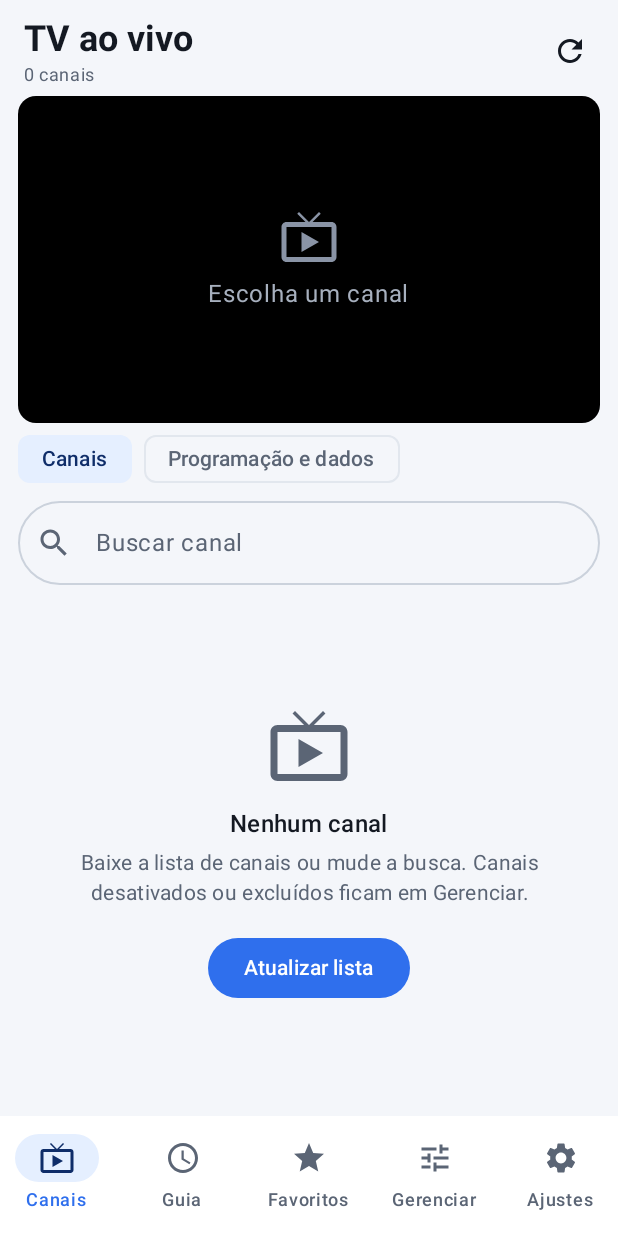
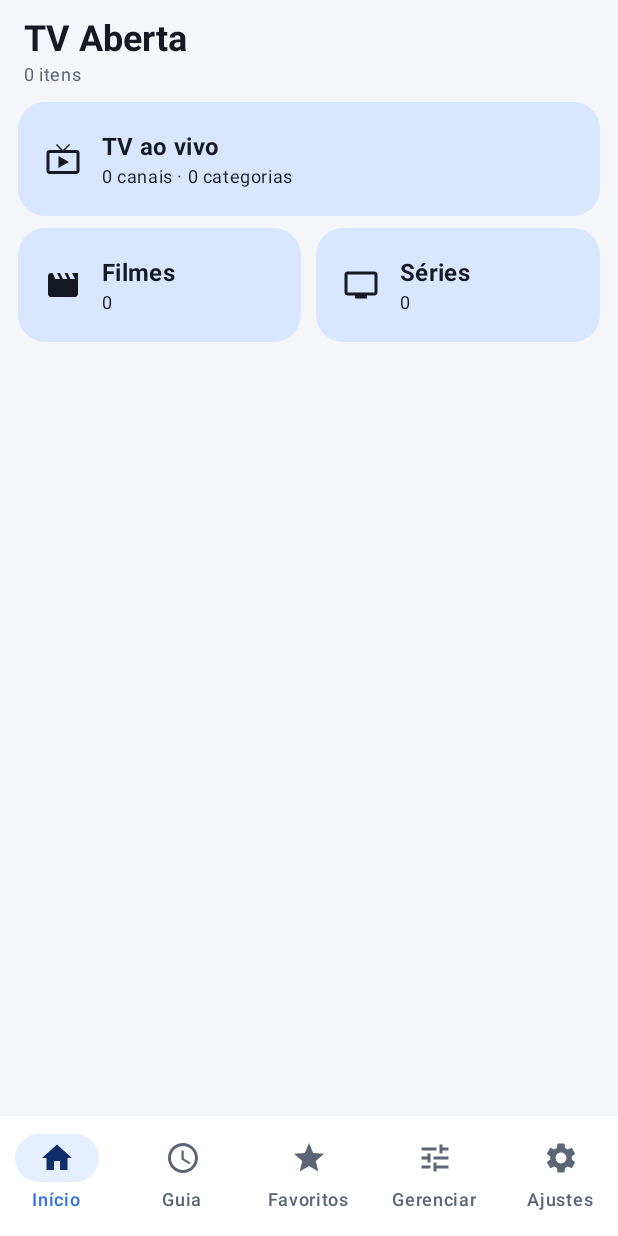
Before and after one commit to willianwrr1-oss/tv_online, an Android app built with Jetpack Compose: the screen it shows after launch (MainActivity), on a phone screen of 412 x 824 dp. Run offline under Robolectric (Android 15) with nearby library versions, the phone set to English and light mode, and no system bars; pictures from the network do not load.

Commit message:
Add files via upload

```diff
--- a/app/build.gradle.kts
+++ b/app/build.gradle.kts
@@ -20,7 +20,7 @@ android {
         targetSdk = 34
         // Sobe a cada execução do GitHub Actions, para o Android aceitar a atualização por cima.
         versionCode = maxOf(1, runNumber)
-        versionName = "1.10.0"
+        versionName = "1.11.0"
 
         val fmt = SimpleDateFormat("dd/MM/yyyy HH:mm")
         fmt.timeZone = TimeZone.getTimeZone("America/Sao_Paulo")
--- a/app/src/main/java/com/willian/tvaberta/MainViewModel.kt
+++ b/app/src/main/java/com/willian/tvaberta/MainViewModel.kt
@@ -37,6 +37,8 @@ import kotlinx.coroutines.flow.stateIn
 import kotlinx.coroutines.launch
 import kotlinx.coroutines.withContext
 
+class HomeCounts(val live: Int, val liveCats: Int, val movies: Int, val series: Int)
+
 class UiEvent(
     val text: String,
     val actionLabel: String? = null,
@@ -57,44 +59,57 @@ class MainViewModel(app: Application) : AndroidViewModel(app) {
     var fullscreen by mutableStateOf(false)
     var previewMode by mutableStateOf(false)
     var liveGroup by mutableStateOf<String?>(null)
+    var liveSub by mutableStateOf<String?>(null)
+    var area by mutableStateOf<Int?>(null)
     var renameTarget by mutableStateOf<ChannelItem?>(null)
     var pendingDelete by mutableStateOf<List<String>>(emptyList())
 
-    private class LiveKey(val hideGeo: Boolean, val hideN247: Boolean, val sortMode: Int)
+    private class LiveKey(val hideGeo: Boolean, val hideN247: Boolean, val sortMode: Int, val kind: Int?)
 
     private class LiveParams(val ready: Boolean, val key: LiveKey, val q: String, val org: String?)
 
-    private class OpenPage(val id: String?, val items: List<com.willian.tvaberta.data.Channel>, val more: Boolean)
+    private class OpenPage(
+        val top: String?,
+        val id: String?,
+        val items: List<Channel>,
+        val more: Boolean,
+        val seasons: List<Pair<Int, Int>>,
+    )
 
     private val pageSize = 300
     private val groupLimit = MutableStateFlow<Pair<String?, Int>>(Pair(null, pageSize))
 
-    private val liveKey = SettingsStore.flow
-        .map { LiveKey(it.hideGeoBlocked, it.hideNot247, it.sortMode) }
-        .distinctUntilChanged { a, b -> a.hideGeo == b.hideGeo && a.hideN247 == b.hideN247 && a.sortMode == b.sortMode }
+    private val liveKey = combine(SettingsStore.flow, snapshotFlow { area }) { st, a ->
+        LiveKey(st.hideGeoBlocked, st.hideNot247, st.sortMode, a)
+    }.distinctUntilChanged { a, b ->
+        a.hideGeo == b.hideGeo && a.hideN247 == b.hideN247 && a.sortMode == b.sortMode && a.kind == b.kind
+    }
 
     @OptIn(kotlinx.coroutines.FlowPreview::class)
     private val liveParams = combine(Repo.ready, Repo.dataVersion, liveKey, query.debounce(200), origin) { r, _, k, q, o ->
         LiveParams(r, k, q.trim(), o)
     }
 
-    private fun fltOf(p: LiveParams, src: String?): Flt =
-        Flt(hideGeo = p.key.hideGeo, hideN247 = p.key.hideN247, src = src, q = p.q.ifEmpty { null })
+    private fun fltOf(p: LiveParams, src: String?, useKind: Boolean = true): Flt =
+        Flt(
+            hideGeo = p.key.hideGeo, hideN247 = p.key.hideN247, src = src, q = p.q.ifEmpty { null },
+            kind = if (useKind) p.key.kind else null
+        )
 
     @OptIn(kotlinx.coroutines.ExperimentalCoroutinesApi::class)
     private val liveHead: StateFlow<LiveHead?> = liveParams
         .mapLatest { p ->
-            if (!p.ready) null
-            else withContext(Dispatchers.Default) { buildLiveHead(SettingsStore.value, p.q, p.org) }
+            if (!p.ready || p.key.kind == null) null
+            else withContext(Dispatchers.Default) { buildLiveHead(SettingsStore.value, p.q, p.org, p.key.kind) }
         }
         .stateIn(viewModelScope, SharingStarted.Eagerly, null)
 
     /** Favoritos e recentes (atalhos no topo da lista). */
     @OptIn(kotlinx.coroutines.ExperimentalCoroutinesApi::class)
-    private val liveLight: StateFlow<Pair<List<com.willian.tvaberta.data.Channel>, List<com.willian.tvaberta.data.Channel>>?> =
+    private val liveLight: StateFlow<Pair<List<Channel>, List<Channel>>?> =
         combine(liveParams, Repo.stateVersion) { p, _ -> p }
             .mapLatest { p ->
-                if (!p.ready) null
+                if (!p.ready || p.key.kind == null) null
                 else withContext(Dispatchers.Default) {
                     val f = fltOf(p, p.org)
                     Pair(Repo.db.favorites(f, p.key.sortMode, 500), Repo.db.recents(f, 20))
@@ -102,23 +117,44 @@ class MainViewModel(app: Application) : AndroidViewModel(app) {
             }
             .stateIn(viewModelScope, SharingStarted.Eagerly, null)
 
-    /** Canais do grupo aberto, em páginas (cada rolagem até o fim pede a próxima). */
+    /** Canais do grupo (ou episódios da temporada) aberto, em páginas. */
     @OptIn(kotlinx.coroutines.ExperimentalCoroutinesApi::class)
     private val openPage: StateFlow<OpenPage?> =
-        combine(liveParams, snapshotFlow { liveGroup }, groupLimit) { p, g, lim -> Triple(p, g, lim) }
-            .mapLatest { (p, g, lim) ->
-                if (!p.ready || g == null || !g.startsWith("c:")) {
-                    OpenPage(g, emptyList(), false)
+        combine(liveParams, snapshotFlow { liveGroup }, snapshotFlow { liveSub }, groupLimit) { p, g, sub, lim ->
+            Pair(Pair(p, g), Pair(sub, lim))
+        }
+            .mapLatest { (pg, sl) ->
+                val p = pg.first
+                val g = pg.second
+                val sub = sl.first
+                val lim = sl.second
+                if (!p.ready || g == null) {
+                    OpenPage(null, null, emptyList(), false, emptyList())
                 } else withContext(Dispatchers.Default) {
+                    val f = fltOf(p, p.org)
+                    if (g.startsWith("c:")) {
                         val limit = if (lim.first == g) lim.second else pageSize
-                    val f = fltOf(p, p.org)
                         val list = Repo.db.channelsInGroup(f, g.removePrefix("c:"), p.key.sortMode, limit + 1, 0)
-                    OpenPage(g, if (list.size > limit) list.subList(0, limit) else list, list.size > limit)
+                        OpenPage(g, g, if (list.size > limit) list.subList(0, limit) else list, list.size > limit, emptyList())
+                    } else if (g.startsWith("s:")) {
+                        val series = g.removePrefix("s:")
+                        val seasons = Repo.db.seasonCounts(f, series)
+                        if (sub != null && sub.startsWith("e:")) {
+                            val season = sub.substringAfterLast('|').toIntOrNull() ?: 0
+                            val limit = if (lim.first == sub) lim.second else pageSize
+                            val list = Repo.db.episodes(f, series, season, limit + 1, 0)
+                            OpenPage(g, sub, if (list.size > limit) list.subList(0, limit) else list, list.size > limit, seasons)
+                        } else {
+                            OpenPage(g, g, emptyList(), false, seasons)
+                        }
+                    } else {
+                        OpenPage(g, g, emptyList(), false, emptyList())
+                    }
                 }
             }
             .stateIn(viewModelScope, SharingStarted.Eagerly, null)
 
-    /** Grupos da tela de TV ao vivo, montados em segundo plano a partir do banco. */
+    /** Grupos da área aberta (ao vivo, filmes ou séries), montados em segundo plano a partir do banco. */
     val liveModel: StateFlow<LiveModel> =
         combine(liveHead, liveLight, openPage, Repo.states) { h, l, o, st ->
             if (h == null) {
@@ -132,8 +168,24 @@ class MainViewModel(app: Application) : AndroidViewModel(app) {
                     groups.add(LiveGroup("rec", "Assistidos recentemente", recents.size, recents.map { Repo.item(it, st) }, false))
                 }
                 for (c in h.cats) {
+                    if (h.kind == 2) {
+                        val id = "s:" + c.grp
+                        val topOpen = o != null && o.top == id
+                        val kids = if (topOpen) {
+                            o!!.seasons.map { (sn, n) ->
+                                val cid = "e:" + c.grp + "|" + sn
+                                val subOpen = o.id == cid
+                                LiveGroup(
+                                    cid, seasonLabel(sn), n,
+                                    if (subOpen) o.items.map { Repo.item(it, st) } else emptyList(),
+                                    false, subOpen && o.more
+                                )
+                            }
+                        } else emptyList()
+                        groups.add(LiveGroup(id, c.grp, c.n, emptyList(), true, false, kids))
+                    } else {
                         val id = "c:" + c.grp
-                    val open = o != null && o.id == id
+                        val open = o != null && o.top == id
                         groups.add(
                             LiveGroup(
                                 id, catLabel(c.grp), c.n,
@@ -142,19 +194,59 @@ class MainViewModel(app: Application) : AndroidViewModel(app) {
                             )
                         )
                     }
+                }
                 LiveModel(groups, h.total, h.origins, h.org, true)
             }
         }
             .flowOn(Dispatchers.Default)
             .stateIn(viewModelScope, SharingStarted.Eagerly, LiveModel.EMPTY)
 
-    /** Pede a próxima página do grupo aberto. */
+    /** Pede a próxima página do grupo (ou temporada) aberto. */
     fun loadMoreGroup() {
-        val g = liveGroup ?: return
+        val id = liveSub ?: liveGroup ?: return
         val cur = groupLimit.value
-        val base = if (cur.first == g) cur.second else pageSize
-        groupLimit.value = Pair(g, base + pageSize)
+        val base = if (cur.first == id) cur.second else pageSize
+        groupLimit.value = Pair(id, base + pageSize)
     }
+
+    /** Abre uma área do Início (0 = ao vivo, 1 = filmes, 2 = séries); null volta ao Início. */
+    fun openArea(k: Int?) {
+        area = k
+        liveGroup = null
+        liveSub = null
+        query.value = ""
+        origin.value = null
+    }
+
+    // ---- Início
+    @OptIn(kotlinx.coroutines.ExperimentalCoroutinesApi::class)
+    val homeCounts: StateFlow<HomeCounts?> =
+        combine(Repo.ready, Repo.dataVersion, SettingsStore.flow.map { Pair(it.hideGeoBlocked, it.hideNot247) }.distinctUntilChanged()) { r, _, _ -> r }
+            .mapLatest { r ->
+                if (!r) null
+                else withContext(Dispatchers.Default) {
+                    val s = SettingsStore.value
+                    val db = Repo.db
+                    val f0 = Repo.flt(s, kind = 0)
+                    HomeCounts(
+                        db.totalCount(f0), db.groupCounts(f0).size,
+                        db.totalCount(Repo.flt(s, kind = 1)), db.seriesTotal(Repo.flt(s, kind = 2))
+                    )
+                }
+            }
+            .stateIn(viewModelScope, SharingStarted.Eagerly, null)
+
+    /** "Continuar assistindo": os últimos itens reproduzidos, de qualquer área. */
+    @OptIn(kotlinx.coroutines.ExperimentalCoroutinesApi::class)
+    val continueWatching: StateFlow<List<ChannelItem>> =
+        combine(Repo.ready, Repo.dataVersion, Repo.stateVersion) { r, _, _ -> r }
+            .mapLatest { r ->
+                if (!r) emptyList()
+                else withContext(Dispatchers.Default) {
+                    Repo.db.recents(Repo.flt(SettingsStore.value), 12).map { Repo.item(it) }
+                }
+            }
+            .stateIn(viewModelScope, SharingStarted.Eagerly, emptyList())
 
     /** Favoritos (lista completa da aba Favoritos), já com busca e ordem. */
     @OptIn(kotlinx.coroutines.ExperimentalCoroutinesApi::class)
@@ -163,30 +255,31 @@ class MainViewModel(app: Application) : AndroidViewModel(app) {
             .mapLatest { p ->
                 if (!p.ready) emptyList()
                 else withContext(Dispatchers.Default) {
-                    Repo.db.favorites(fltOf(p, null), p.key.sortMode, 3000).map { Repo.item(it) }
+                    Repo.db.favorites(fltOf(p, null, useKind = false), p.key.sortMode, 3000).map { Repo.item(it) }
                 }
             }
             .stateIn(viewModelScope, SharingStarted.Eagerly, emptyList())
 
     private fun currentFlt(src: String?): Flt {
         val s = SettingsStore.value
-        return Repo.flt(s, src, query.value.trim().ifEmpty { null })
+        return Repo.flt(s, src, query.value.trim().ifEmpty { null }, area)
     }
 
-    /** Chaves de todos os canais de um grupo da lista ao vivo (respeita busca e lista de origem). */
+    /** Chaves de todos os canais de um grupo da lista (respeita busca e lista de origem). */
     suspend fun keysOfGroup(id: String): List<String> = withContext(Dispatchers.IO) {
         val f = currentFlt(origin.value)
         when {
             id == "fav" -> Repo.db.favorites(f, 0, 100000).map { it.key }
             id == "rec" -> Repo.db.recents(f, 20).map { it.key }
             id.startsWith("c:") -> Repo.db.groupKeys(f, id.removePrefix("c:"))
+            id.startsWith("s:") -> Repo.db.seriesKeys(f, id.removePrefix("s:"), null)
             else -> emptyList()
         }
     }
 
     /** Chaves de todos os canais de uma lista de origem. */
     suspend fun keysOfOrigin(src: String): List<String> = withContext(Dispatchers.IO) {
-        Repo.db.srcKeys(Repo.flt(SettingsStore.value, src, null))
+        Repo.db.srcKeys(Repo.flt(SettingsStore.value, src, null, area))
     }
 
     val events = MutableSharedFlow<UiEvent>(extraBufferCapacity = 16)
--- a/app/src/main/java/com/willian/tvaberta/data/Repo.kt
+++ b/app/src/main/java/com/willian/tvaberta/data/Repo.kt
@@ -679,8 +679,8 @@ object Repo {
 
     // ---------------------------------------------------------------- consultas auxiliares
 
-    fun flt(s: AppSettings, src: String? = null, q: String? = null): Flt =
-        Flt(hideGeo = s.hideGeoBlocked, hideN247 = s.hideNot247, src = src, q = q)
+    fun flt(s: AppSettings, src: String? = null, q: String? = null, kind: Int? = null): Flt =
+        Flt(hideGeo = s.hideGeoBlocked, hideN247 = s.hideNot247, src = src, q = q, kind = kind)
 
     /** Canal + escolhas atuais (nome, grupo e favorito vêm da tabela de escolhas em memória). */
     fun item(ch: Channel, map: Map<String, ChannelState> = _states.value): ChannelItem {
--- a/app/src/main/java/com/willian/tvaberta/ui/AppRoot.kt
+++ b/app/src/main/java/com/willian/tvaberta/ui/AppRoot.kt
@@ -6,7 +6,7 @@ import androidx.compose.foundation.layout.fillMaxSize
 import androidx.compose.foundation.layout.navigationBarsPadding
 import androidx.compose.foundation.layout.padding
 import androidx.compose.material.icons.Icons
-import androidx.compose.material.icons.filled.LiveTv
+import androidx.compose.material.icons.filled.Home
 import androidx.compose.material.icons.filled.Schedule
 import androidx.compose.material.icons.filled.Settings
 import androidx.compose.material.icons.filled.Star
@@ -41,7 +41,7 @@ import com.willian.tvaberta.data.SettingsStore
 private class NavTab(val label: String, val icon: ImageVector)
 
 private val tabs = listOf(
-    NavTab("Canais", Icons.Default.LiveTv),
+    NavTab("Início", Icons.Default.Home),
     NavTab("Guia", Icons.Default.Schedule),
     NavTab("Favoritos", Icons.Default.Star),
     NavTab("Gerenciar", Icons.Default.Tune),
@@ -71,8 +71,10 @@ fun AppRoot(vm: MainViewModel) {
             if (vm.tab != 0 && vm.previewMode && !vm.fullscreen) vm.stopPreview()
         }
 
-        BackHandler(enabled = !playing && (vm.tab != 0 || vm.settingsPage != null)) {
-            if (vm.settingsPage != null) vm.settingsPage = null else vm.tab = 0
+        BackHandler(enabled = !playing && (vm.tab != 0 || vm.settingsPage != null || vm.area != null)) {
+            if (vm.settingsPage != null) vm.settingsPage = null
+            else if (vm.tab != 0) vm.tab = 0
+            else vm.openArea(null)
         }
 
         Box(Modifier.fillMaxSize()) {
@@ -84,6 +86,7 @@ fun AppRoot(vm: MainViewModel) {
                             NavigationBarItem(
                                 selected = vm.tab == i,
                                 onClick = {
+                                    if (i == 0 && vm.tab == 0) vm.openArea(null)
                                     vm.tab = i
                                     if (i == 4) vm.settingsPage = null
                                 },
@@ -100,7 +103,7 @@ fun AppRoot(vm: MainViewModel) {
                         .padding(pad)
                 ) {
                     when (vm.tab) {
-                        0 -> LiveScreen(vm)
+                        0 -> if (vm.area == null) HomeScreen(vm) else LiveScreen(vm)
                         1 -> GuideScreen(vm)
                         2 -> ChannelsScreen(vm, favoritesOnly = true)
                         3 -> ManageScreen(vm)
--- /dev/null
+++ b/app/src/main/java/com/willian/tvaberta/ui/HomeScreen.kt
@@ -0,0 +1,106 @@
+package com.willian.tvaberta.ui
+
+import androidx.compose.foundation.background
+import androidx.compose.foundation.clickable
+import androidx.compose.foundation.layout.Arrangement
+import androidx.compose.foundation.layout.Box
+import androidx.compose.foundation.layout.Column
+import androidx.compose.foundation.layout.PaddingValues
+import androidx.compose.foundation.layout.Row
+import androidx.compose.foundation.layout.Spacer
+import androidx.compose.foundation.layout.fillMaxSize
+import androidx.compose.foundation.layout.fillMaxWidth
+import androidx.compose.foundation.layout.height
+import androidx.compose.foundation.layout.padding
+import androidx.compose.foundation.layout.width
+import androidx.compose.foundation.lazy.LazyRow
+import androidx.compose.foundation.lazy.items
+import androidx.compose.foundation.rememberScrollState
+import androidx.compose.foundation.shape.RoundedCornerShape
+import androidx.compose.foundation.verticalScroll
+import androidx.compose.material.icons.Icons
+import androidx.compose.material.icons.filled.LiveTv
+import androidx.compose.material.icons.filled.Movie
+import androidx.compose.material.icons.filled.PlayCircle
+import androidx.compose.material.icons.filled.Tv
+import androidx.compose.material3.Icon
+import androidx.compose.material3.MaterialTheme
+import androidx.compose.material3.Text
+import androidx.compose.runtime.Composable
+import androidx.compose.runtime.collectAsState
+import androidx.compose.runtime.getValue
+import androidx.compose.ui.Alignment
+import androidx.compose.ui.Modifier
+import androidx.compose.ui.draw.clip
+import androidx.compose.ui.graphics.vector.ImageVector
+import androidx.compose.ui.text.font.FontWeight
+import androidx.compose.ui.text.style.TextOverflow
+import androidx.compose.ui.unit.dp
+import com.willian.tvaberta.MainViewModel
+
+private fun fmt(n: Int): String = java.text.NumberFormat.getIntegerInstance(java.util.Locale("pt", "BR")).format(n)
+
+@Composable
+fun HomeScreen(vm: MainViewModel) {
+    val c by vm.homeCounts.collectAsState()
+    val cont by vm.continueWatching.collectAsState()
+    val all = (c?.live ?: 0) + (c?.movies ?: 0) + (c?.series ?: 0)
+
+    Column(Modifier.fillMaxSize().verticalScroll(rememberScrollState()).padding(bottom = 16.dp)) {
+        ScreenHeader("TV Aberta", if (c == null) "Carregando…" else fmt(all) + " itens") {}
+
+        HomeCard(
+            Icons.Default.LiveTv, "TV ao vivo",
+            if (c == null) "" else fmt(c!!.live) + " canais · " + c!!.liveCats + " categorias",
+            Modifier.padding(horizontal = 12.dp, vertical = 4.dp)
+        ) { vm.openArea(0) }
+        Row(Modifier.padding(horizontal = 12.dp, vertical = 4.dp), horizontalArrangement = Arrangement.spacedBy(10.dp)) {
+            HomeCard(Icons.Default.Movie, "Filmes", if (c == null) "" else fmt(c!!.movies), Modifier.weight(1f)) { vm.openArea(1) }
+            HomeCard(Icons.Default.Tv, "Séries", if (c == null) "" else fmt(c!!.series), Modifier.weight(1f)) { vm.openArea(2) }
+        }
+
+        if (cont.isNotEmpty()) {
+            Text(
+                "Continuar assistindo",
+                Modifier.padding(start = 16.dp, top = 18.dp, bottom = 6.dp),
+                fontWeight = FontWeight.Bold,
+                style = MaterialTheme.typography.titleMedium
+            )
+            LazyRow(contentPadding = PaddingValues(horizontal = 12.dp), horizontalArrangement = Arrangement.spacedBy(10.dp)) {
+                items(cont, key = { it.ch.key }) { it ->
+                    Column(
+                        Modifier
+                            .width(150.dp)
+                            .clip(RoundedCornerShape(14.dp))
+                            .background(MaterialTheme.colorScheme.surfaceVariant)
+                            .clickable { vm.play(it.ch, cont.map { x -> x.ch }) }
+                            .padding(12.dp)
+                    ) {
+                        Icon(Icons.Default.PlayCircle, null, tint = MaterialTheme.colorScheme.primary)
+                        Spacer(Modifier.height(8.dp))
+                        Text(it.title, maxLines = 2, overflow = TextOverflow.Ellipsis, style = MaterialTheme.typography.bodyMedium)
+                    }
+                }
+            }
+        }
+    }
+}
+
+@Composable
+private fun HomeCard(icon: ImageVector, title: String, sub: String, modifier: Modifier, onClick: () -> Unit) {
+    Row(
+        modifier
+            .fillMaxWidth()
+            .clip(RoundedCornerShape(18.dp))
+            .background(MaterialTheme.colorScheme.primaryContainer)
+            .clickable(onClick = onClick)
+            .padding(18.dp),
+        verticalAlignment = Alignment.CenterVertically
+    ) {
+        Icon(icon, null, Modifier.padding(end = 14.dp))
+        Column {
+            Text(title, fontWeight = FontWeight.Bold, style = MaterialTheme.typography.titleMedium)
+            if (sub.isNotEmpty()) Text(sub, style = MaterialTheme.typography.bodySmall)
+        }
+    }
+}
--- a/app/src/main/java/com/willian/tvaberta/ui/LiveModel.kt
+++ b/app/src/main/java/com/willian/tvaberta/ui/LiveModel.kt
@@ -17,6 +17,7 @@ class LiveGroup(
     val items: List<ChannelItem>,
     val isCategory: Boolean,
     val hasMore: Boolean = false,
+    val children: List<LiveGroup> = emptyList(),
 )
 
 /** Tudo que a tela de TV ao vivo mostra, calculado fora da thread da tela. */
@@ -33,16 +34,24 @@ class LiveModel(
 }
 
 /** Contagens do cabeçalho da lista (categorias, total, listas de origem), vindas do banco. */
-class LiveHead(val cats: List<GroupCount>, val total: Int, val origins: List<String>, val org: String?)
+class LiveHead(val cats: List<GroupCount>, val total: Int, val origins: List<String>, val org: String?, val kind: Int?)
 
-fun buildLiveHead(s: AppSettings, query: String, origin: String?): LiveHead {
+fun buildLiveHead(s: AppSettings, query: String, origin: String?, kind: Int?): LiveHead {
     val db = Repo.db
-    val origins = db.origins(Repo.flt(s)).sortedBy { Repo.originName(it).lowercase(Locale.ROOT) }
+    val origins = db.origins(Repo.flt(s, kind = kind)).sortedBy { Repo.originName(it).lowercase(Locale.ROOT) }
     val org = origin?.takeIf { it in origins }
-    val f = Repo.flt(s, org, query.trim().ifEmpty { null })
-    val cats = db.groupCounts(f).sortedBy { catLabel(it.grp).lowercase(Locale.ROOT) }
-    return LiveHead(cats, db.totalCount(f), origins, org)
+    val f = Repo.flt(s, org, query.trim().ifEmpty { null }, kind)
+    return if (kind == 2) {
+        val cats = db.seriesCounts(f).sortedBy { it.grp.lowercase(Locale.ROOT) }
+        LiveHead(cats, db.seriesTotal(f), origins, org, kind)
+    } else {
+        val cats = db.groupCounts(f).sortedBy { catLabel(it.grp).lowercase(Locale.ROOT) }
+        LiveHead(cats, db.totalCount(f), origins, org, kind)
+    }
 }
+
+/** Nome da temporada para exibir. */
+fun seasonLabel(n: Int): String = if (n <= 0) "Episódios" else "Temporada $n"
 
 /** Ordena por título calculando a chave em minúsculas uma vez só por item (não a cada comparação). */
 fun sortByTitle(list: List<ChannelItem>): List<ChannelItem> {
```
Also changed, not shown: app/src/main/java/com/willian/tvaberta/data/ChannelDb.kt (+128 -6 lines), app/src/main/java/com/willian/tvaberta/data/Epg.kt (+1 -22 lines), app/src/main/java/com/willian/tvaberta/data/M3uParser.kt (+3 -8 lines), app/src/main/java/com/willian/tvaberta/player/PlayerController.kt (+33 -11 lines), app/src/main/java/com/willian/tvaberta/ui/LiveScreen.kt (+75 -28 lines), build.gradle.kts (+89 -3 lines). Lines whose indentation alone changed are shown as unchanged.
